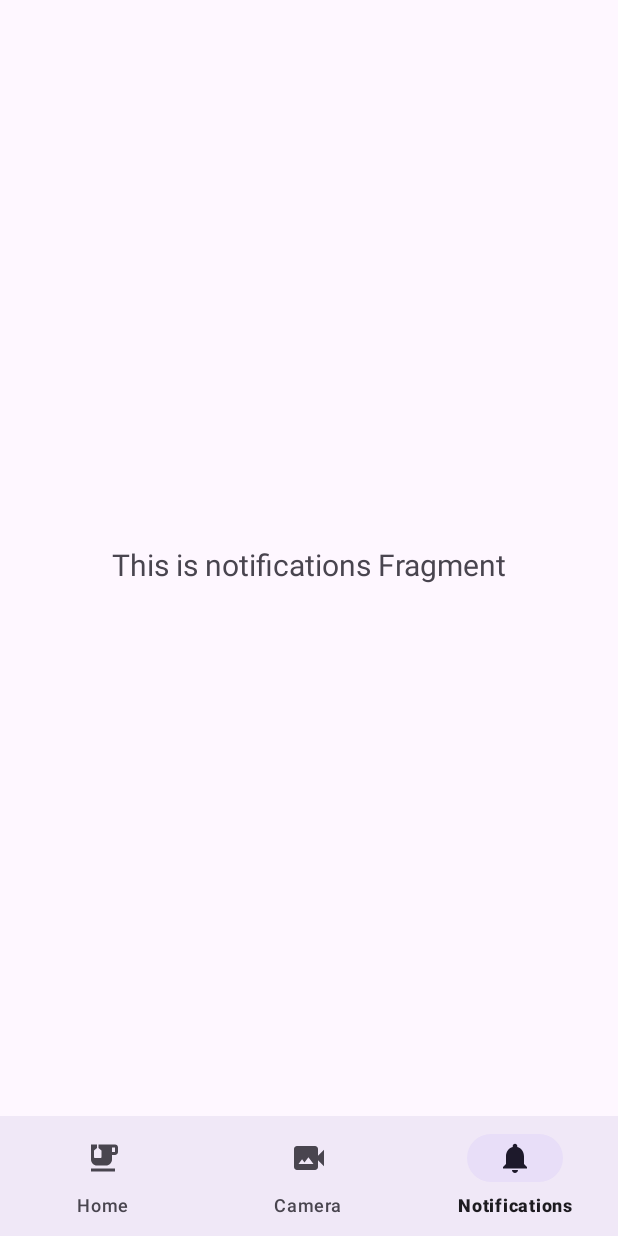
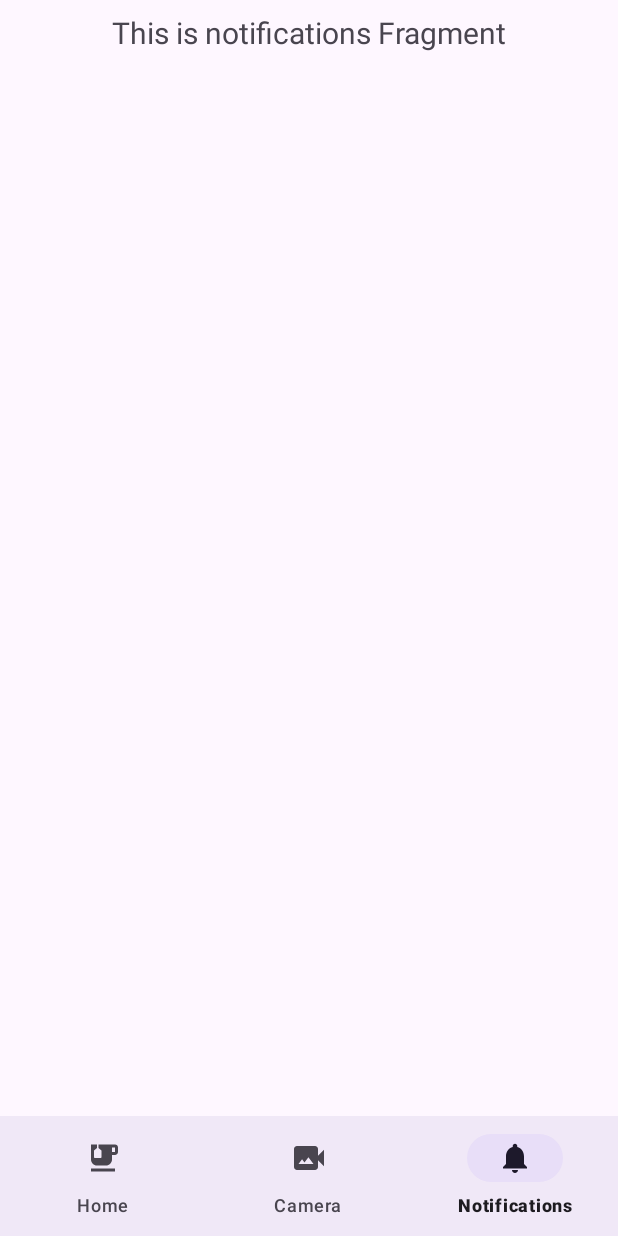
Before and after one commit to Projet-annuel-esgi-3MOC/app-de-capture-de-video, an Android app: the screen it shows after launch (MainActivity), item 3 of the bottom bar chosen, on a phone screen of 412 x 824 dp. Run offline under Robolectric (Android 15) with nearby library versions, the phone set to English and light mode, and no system bars; our stand-ins replace Volley, navigation-ui; libraries missing offline, so code that uses them is left out: androidx.camera.core, androidx.camera.lifecycle, androidx.camera.video; pictures from the network do not load.

Commit message:
adapter challenge et zone principale scrollable et aux bonnes dimensions

```diff
--- a/app/src/main/java/com/esgi/students/camerax/services/ApiService.kt
+++ b/app/src/main/java/com/esgi/students/camerax/services/ApiService.kt
@@ -1,5 +1,6 @@
 package com.esgi.students.camerax.services;
 
+import com.esgi.students.camerax.bo.Challenge
 import com.esgi.students.camerax.bo.Recipe;
 
 import retrofit2.http.GET;
@@ -7,4 +8,6 @@ import retrofit2.http.GET;
 public interface ApiService {
     @GET("/recipe")
     suspend fun getRecipes(): List<Recipe>
+    @GET("/challenge")
+    suspend fun getChallenges(): List<Challenge>
 }
--- /dev/null
+++ b/app/src/main/java/com/esgi/students/camerax/services/RetrofitInstance.kt
@@ -0,0 +1,25 @@
+package com.esgi.students.camerax.services
+
+import okhttp3.OkHttpClient
+import okhttp3.logging.HttpLoggingInterceptor
+import retrofit2.Retrofit
+import retrofit2.converter.gson.GsonConverterFactory
+
+object RetrofitInstance {
+    val loggingInterceptor = HttpLoggingInterceptor().apply {
+        level = HttpLoggingInterceptor.Level.BODY
+    }
+
+    val httpClient = OkHttpClient.Builder()
+        .addInterceptor(loggingInterceptor)
+        .build()
+
+    val retrofit = Retrofit.Builder()
+        .baseUrl("https://intermediaire-node.onrender.com")
+        .client(httpClient)
+        .addConverterFactory(GsonConverterFactory.create())
+        .build()
+
+    val apiService = retrofit.create(ApiService::class.java)
+
+}
--- a/app/src/main/java/com/esgi/students/camerax/ui/home/HomeFragment.kt
+++ b/app/src/main/java/com/esgi/students/camerax/ui/home/HomeFragment.kt
@@ -17,6 +17,7 @@ import com.android.volley.toolbox.Volley
 import com.esgi.students.camerax.R
 import com.esgi.students.camerax.bo.Recipe
 import com.esgi.students.camerax.databinding.FragmentHomeBinding
+import com.esgi.students.camerax.ui._adapters.ChallengesAdapter
 import com.esgi.students.camerax.ui._adapters.RecipeAdapter
 import org.json.JSONException
 
@@ -41,7 +42,6 @@ class HomeFragment : Fragment() {
         _binding = FragmentHomeBinding.inflate(inflater, container, false)
         val root: View = binding.root
 
-        val textView: TextView = binding.textHome
         val recipesRecyclerView: RecyclerView = binding.recipesList
         recipesRecyclerView.layoutManager = LinearLayoutManager(activity)
 
@@ -67,6 +67,18 @@ class HomeFragment : Fragment() {
         recipesRecyclerView.layoutParams.height = totalHeight
         recipesRecyclerView.requestLayout()
 
+        val challengesRecyclerView = binding.trainingList
+        challengesRecyclerView.layoutManager = LinearLayoutManager(
+            activity, LinearLayoutManager.HORIZONTAL, false
+        )
+
+        val challengesAdapter = ChallengesAdapter()
+        challengesRecyclerView.adapter = challengesAdapter
+
+        homeViewModel.challenges.observe(viewLifecycleOwner) { challenges ->
+            challengesAdapter.submitList(challenges)
+        }
+
         return root
     }
 
--- a/app/src/main/java/com/esgi/students/camerax/ui/home/HomeViewModel.kt
+++ b/app/src/main/java/com/esgi/students/camerax/ui/home/HomeViewModel.kt
@@ -5,8 +5,10 @@ import androidx.lifecycle.LiveData
 import androidx.lifecycle.MutableLiveData
 import androidx.lifecycle.ViewModel
 import androidx.lifecycle.viewModelScope
+import com.esgi.students.camerax.bo.Challenge
 import com.esgi.students.camerax.bo.Recipe
 import com.esgi.students.camerax.services.ApiService
+import com.esgi.students.camerax.services.RetrofitInstance
 import kotlinx.coroutines.launch
 import retrofit2.Retrofit
 import retrofit2.converter.gson.GsonConverterFactory
@@ -17,32 +19,19 @@ class HomeViewModel() : ViewModel() {
 
     private val _recipes = MutableLiveData<List<Recipe>>()
     val recipes: LiveData<List<Recipe>> = _recipes
+    private val _challenges = MutableLiveData<List<Challenge>>()
+    val challenges: LiveData<List<Challenge>> = _challenges
 
     init {
         fetchRecipes()
+        fetchChallenges()
     }
 
-    fun fetchRecipes() {
-        val loggingInterceptor = HttpLoggingInterceptor().apply {
-            level = HttpLoggingInterceptor.Level.BODY
-        }
-
-        val httpClient = OkHttpClient.Builder()
-            .addInterceptor(loggingInterceptor)
-            .build()
-
-        val retrofit = Retrofit.Builder()
-            .baseUrl("https://intermediaire-node.onrender.com")
-            .client(httpClient)
-            .addConverterFactory(GsonConverterFactory.create())
-            .build()
-
-        val apiService = retrofit.create(ApiService::class.java)
-
+    private fun fetchRecipes() {
         viewModelScope.launch() {
             try {
                 Log.d("toto", "start retrofit")
-                val response = apiService.getRecipes()
+                val response = RetrofitInstance.apiService.getRecipes()
                 Log.d("toto", "response $response")
 
                 _recipes.postValue(response)
@@ -51,4 +40,17 @@ class HomeViewModel() : ViewModel() {
             }
         }
     }
+    private fun fetchChallenges() {
+        viewModelScope.launch() {
+            try {
+                Log.d("toto", "start retrofit")
+                val response = RetrofitInstance.apiService.getChallenges()
+                Log.d("toto", "response $response")
+
+                _challenges.postValue(response)
+            } catch (e: Exception) {
+                Log.e("toto", "$e")
+            }
+        }
+    }
 }
--- a/app/src/main/res/layout/activity_main2.xml
+++ b/app/src/main/res/layout/activity_main2.xml
@@ -7,21 +7,27 @@
     android:layout_height="match_parent"
     >
 
+    <androidx.core.widget.NestedScrollView
+        android:id="@+id/scrollView"
+        android:layout_width="match_parent"
+        android:layout_height="0dp"
+        app:layout_constraintLeft_toLeftOf="parent"
+        app:layout_constraintRight_toRightOf="parent"
+        app:layout_constraintTop_toTopOf="parent"
+        app:layout_constraintBottom_toTopOf="@id/nav_view"
+        >
     <fragment
         android:id="@+id/nav_host_fragment_activity_main2"
         android:name="androidx.navigation.fragment.NavHostFragment"
         android:layout_width="match_parent"
-        android:layout_height="0dp"
+        android:layout_height="wrap_content"
         app:defaultNavHost="true"
-        app:layout_constraintBottom_toTopOf="@id/nav_view"
-        app:layout_constraintLeft_toLeftOf="parent"
-        app:layout_constraintRight_toRightOf="parent"
-        app:layout_constraintTop_toTopOf="parent"
         app:navGraph="@navigation/mobile_navigation" />
+    </androidx.core.widget.NestedScrollView>
 
     <com.google.android.material.bottomnavigation.BottomNavigationView
         android:id="@+id/nav_view"
-        android:layout_width="0dp"
+        android:layout_width="match_parent"
         android:layout_height="wrap_content"
         android:layout_marginStart="0dp"
         android:layout_marginEnd="0dp"
--- a/app/src/main/res/layout/fragment_home.xml
+++ b/app/src/main/res/layout/fragment_home.xml
@@ -89,6 +89,7 @@
         android:layout_height="wrap_content"
         android:layout_marginLeft="16dp"
         android:layout_marginRight="16dp"
+        android:orientation="horizontal"
         app:layoutManager="LinearLayoutManager"
         tools:listitem="@layout/fragment_recipes"
         app:layout_constraintTop_toBottomOf="@id/training_button"
@@ -113,6 +114,7 @@
         android:layout_height="wrap_content"
         android:layout_marginEnd="15dp"
         android:layout_marginStart="15dp"
+        tools:itemCount="3"
         app:layout_constraintTop_toBottomOf="@+id/recipes_button"
         app:layout_constraintEnd_toEndOf="parent"
         app:layout_constraintStart_toStartOf="parent"
```
Also changed, not shown: app/src/main/java/com/esgi/students/camerax/bo/Challenge.kt (added, +13 -0 lines), app/src/main/java/com/esgi/students/camerax/ui/_adapters/ChallengesAdapter.kt (added, +56 -0 lines), app/src/main/res/drawable/outline_sports_mma_24.xml (added, +7 -0 lines), app/src/main/res/layout/list_challenge_item.xml (added, +75 -0 lines), app/src/main/res/layout/list_recipe.xml (deleted, +0 -7 lines).
